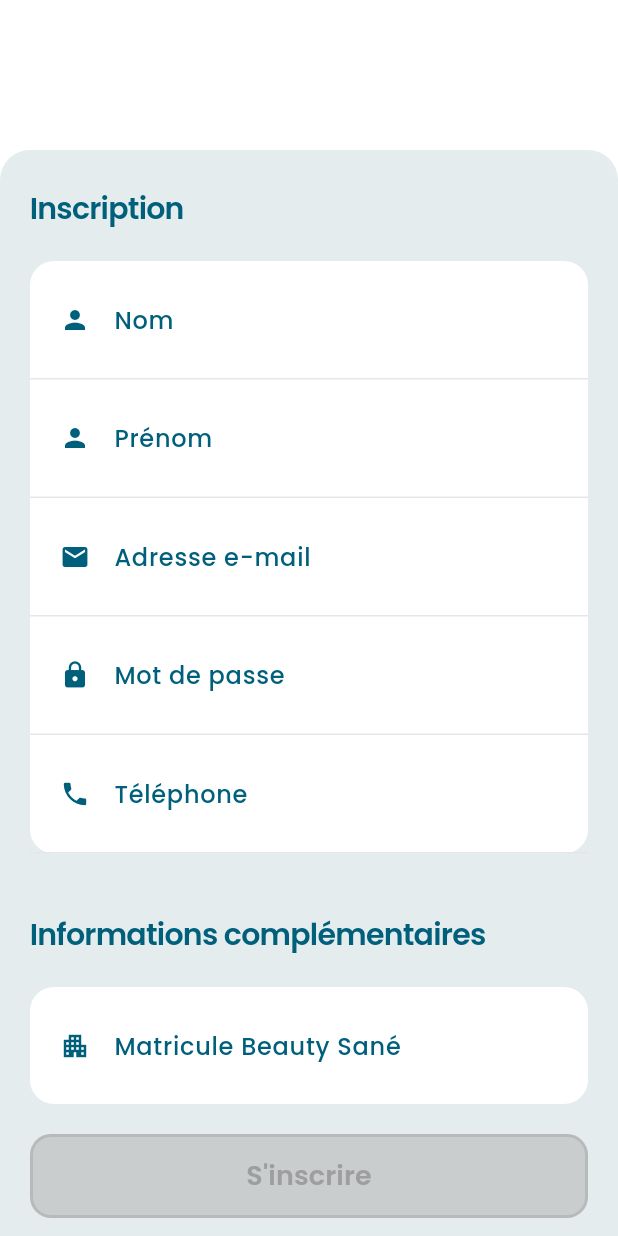
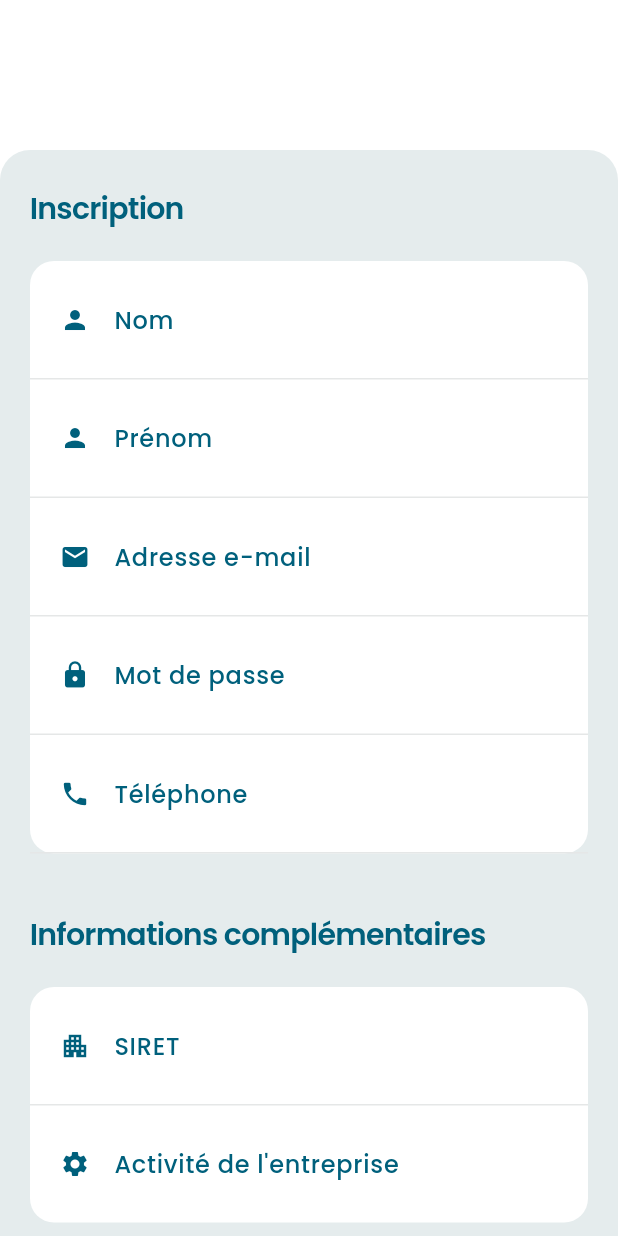
Before and after one commit to tdavray/quali-prevention-app, a Flutter app: the SignUpWidget screen opened by its route, on a phone screen of 412 x 824 dp. Run offline on Flutter 3.47's test engine with Material 3 defaults, Android fonts, the phone set to English and light mode, and no system bars; our stand-ins replace accordion, fl_chart, flutter_secure_storage, flutter_svg, fluttertoast, google_fonts; missing offline and left inert: onesignal_flutter; accounts and stored records are empty; network calls fail.

Commit message:
fix: latest changes for FIPU

```diff
--- a/lib/common/model/prospect_model.dart
+++ b/lib/common/model/prospect_model.dart
@@ -4,6 +4,7 @@ class Prospect {
   String email;
   String mobilePhone;
   String? companyName;
+  String? siret;
   String? companyActivity;
   /*String address;
   String postalCode;
@@ -19,6 +20,7 @@ class Prospect {
     required this.email,
     required this.mobilePhone,
     this.companyName,
+    this.siret,
     this.companyActivity,
     /*required this.address,
     required this.postalCode,
@@ -36,6 +38,7 @@ class Prospect {
       'email': email,
       'mobile_phone': mobilePhone,
       if (companyName != null) 'company_name': companyName,
+      if (siret != null) 'siret': siret,
       if (companyActivity != null) 'company_activity': companyActivity,
       /*'address': address,
       'postal_code': postalCode,
--- a/lib/common/model/user_model.dart
+++ b/lib/common/model/user_model.dart
@@ -46,9 +46,9 @@ class CreateUser {
   /*final String firstAddress;
   final String city;
   final String zip;*/
-  final String matricule;
-  /*final String company;
-  final String activite;*/
+  final String? siret;
+  /*final String company;*/
+  final String? activite;
   final String password;
 
   CreateUser({
@@ -59,9 +59,9 @@ class CreateUser {
     /*required this.firstAddress,
     required this.city,
     required this.zip,*/
-    required this.matricule,
-    /*required this.company,
-    required this.activite,*/
+    this.siret,
+    /*required this.company,*/
+    this.activite,
     required this.password,
   });
 
@@ -74,9 +74,9 @@ class CreateUser {
       /*firstAddress: json['first_address'],
       city: json['city'],
       zip: json['zip'],*/
-      matricule: json['matricule'],
-      /*company: json['company'],
-      activite: json['activite'],*/
+      siret: json['siret'],
+      /*company: json['company'],*/
+      activite: json['activite'],
       password: json['password'],
     );
   }
@@ -90,9 +90,9 @@ class CreateUser {
       /*'first_address': firstAddress,
       'city': city,
       'zip': zip,*/
-      'matricule': matricule,
-      /*'company': company,
-      'activite': activite,*/
+      if (siret != null && siret!.isNotEmpty) 'siret': siret,
+      /*'company': company,*/
+      if (activite != null && activite!.isNotEmpty) 'activite': activite,
       'password': password,
     };
   }
--- a/lib/ui/auth/sign_up_widget.dart
+++ b/lib/ui/auth/sign_up_widget.dart
@@ -49,9 +49,9 @@ class _SignUpWidgetState extends State<SignUpWidget> {
   late TextEditingController cityController;
   late bool cityIsEmpty;
 
-  late FocusNode matriculeFocusNode;
-  late TextEditingController matriculeController;
-  late bool matriculeIsEmpty;
+  late FocusNode siretFocusNode;
+  late TextEditingController siretController;
+  late bool siretIsEmpty;
 
   late FocusNode companyNameFocusNode;
   late TextEditingController companyNameController;
@@ -96,9 +96,9 @@ class _SignUpWidgetState extends State<SignUpWidget> {
     cityController = TextEditingController();
     cityIsEmpty = true;
 
-    matriculeFocusNode = FocusNode();
-    matriculeController = TextEditingController();
-    matriculeIsEmpty = true;
+    siretFocusNode = FocusNode();
+    siretController = TextEditingController();
+    siretIsEmpty = true;
 
     companyNameFocusNode = FocusNode();
     companyNameController = TextEditingController();
@@ -119,6 +119,11 @@ class _SignUpWidgetState extends State<SignUpWidget> {
   bool _isValidPassword(String password) {
     final passwordRegex = RegExp(r'^(?=.*[A-Za-z])(?=.*\d).{8,}$');
     return passwordRegex.hasMatch(password);
+  }
+
+  bool _isValidSiret(String siret) {
+    if (siret.isEmpty) return true; // SIRET is optional
+    return siret.length == 14;
   }
 
   @override
@@ -327,17 +332,35 @@ class _SignUpWidgetState extends State<SignUpWidget> {
                       children: [
                         CustomTextField(
                           keyboardType: TextInputType.number,
-                          focusNode: matriculeFocusNode,
-                          controller: matriculeController,
-                          labelText: 'Matricule Beauty Sané',
+                          focusNode: siretFocusNode,
+                          controller: siretController,
+                          labelText: 'SIRET',
                           icon: Icons.apartment,
                           onChanged: (value) {
                             setState(() {
-                              matriculeIsEmpty = value.isEmpty;
+                              siretIsEmpty = value.isEmpty;
                             });
                           },
-                          onUnfocus: () => matriculeFocusNode.unfocus(),
-                          isEmpty: matriculeIsEmpty,
+                          onUnfocus: () => siretFocusNode.unfocus(),
+                          isEmpty: siretIsEmpty,
+                        ),
+                        Divider(
+                          color: grey,
+                          height: 1,
+                        ),
+                        CustomTextField(
+                          keyboardType: TextInputType.text,
+                          focusNode: activityFocusNode,
+                          controller: activityController,
+                          labelText: 'Activité de l\'entreprise',
+                          icon: Icons.settings,
+                          onChanged: (value) {
+                            setState(() {
+                              activityIsEmpty = value.isEmpty;
+                            });
+                          },
+                          onUnfocus: () => activityFocusNode.unfocus(),
+                          isEmpty: activityIsEmpty,
                         ),
                         /*Divider(
                           color: grey,
@@ -421,6 +444,21 @@ class _SignUpWidgetState extends State<SignUpWidget> {
                         return; // Arrête le processus si le mot de passe est invalide
                       }
 
+                      // Vérification du format du SIRET (optionnel mais 14 chiffres si renseigné)
+                      if (!_isValidSiret(siretController.text)) {
+                        await Fluttertoast.showToast(
+                          msg:
+                              'Le numéro SIRET doit contenir exactement 14 chiffres',
+                          toastLength: Toast.LENGTH_SHORT,
+                          gravity: ToastGravity.TOP,
+                          timeInSecForIosWeb: 3,
+                          backgroundColor: Colors.red,
+                          textColor: Colors.white,
+                          fontSize: 18.0,
+                        );
+                        return; // Arrête le processus si le SIRET est invalide
+                      }
+
                       CreateUser createuser = CreateUser(
                         lastName: lastNameController.text,
                         firstName: firstNameController.text,
@@ -429,9 +467,13 @@ class _SignUpWidgetState extends State<SignUpWidget> {
                         /*firstAddress: addressController.text,
                         city: cityController.text,
                         zip: postalCodeController.text,*/
-                        matricule: matriculeController.text,
-                        /*company: companyNameController.text,
-                        activite: activityController.text,*/
+                        siret: siretController.text.isNotEmpty
+                            ? siretController.text
+                            : null,
+                        activite: activityController.text.isNotEmpty
+                            ? activityController.text
+                            : null,
+                        /*company: companyNameController.text,*/
                         password: passwordController.text,
                       );
                       bool value = await authService.createUser(createuser);
--- a/lib/ui/main/2_commissions/commissions_page.dart
+++ b/lib/ui/main/2_commissions/commissions_page.dart
@@ -867,7 +867,7 @@ class _CommissionsPageState extends State<CommissionsPage>
   BarChartData randomData() {
     // Calculate the maximum value from the data
     double maxValue = 0;
-    if (currentMonthClients != null) {
+    if (currentMonthClients != null && currentMonthClients!.isNotEmpty) {
       maxValue = currentMonthClients!.values
           .map((value) => value.toDouble())
           .reduce((a, b) => a > b ? a : b); // Find the max value
@@ -961,7 +961,7 @@ class _CommissionsPageState extends State<CommissionsPage>
   }
 
   double get maxYValue {
-    if (clientAmountByYear == null) return 0;
+    if (clientAmountByYear == null || clientAmountByYear!.isEmpty) return 0;
 
     double maxValue = clientAmountByYear!.values
         .map((value) => value.toDouble())
--- a/pubspec.yaml
+++ b/pubspec.yaml
@@ -16,7 +16,7 @@ publish_to: "none" # Remove this line if you wish to publish to pub.dev
 # https://developer.apple.com/library/archive/documentation/General/Reference/InfoPlistKeyReference/Articles/CoreFoundationKeys.html
 # In Windows, build-name is used as the major, minor, and patch parts
 # of the product and file versions while build-number is used as the build suffix.
-version: 2.0.5+6
+version: 1.0.0+1
 
 environment:
   sdk: ">=3.5.0 <4.0.0"
```
Also changed, not shown: lib/services/user_service.dart (+39 -4 lines), lib/ui/main/2_commissions/commission_detail_page.dart (+0 -24 lines), lib/ui/main/3_prospect/new_prospect_page.dart (+43 -18 lines), pubspec.lock.
